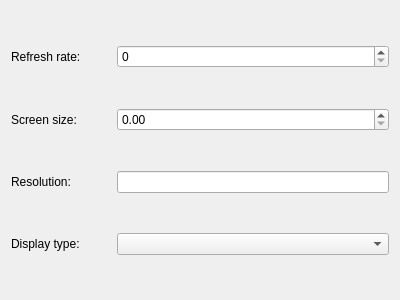
The window that addeditmonitorwidget.ui (szymon27/xkomx) describes before a commit, drawn with Qt 5.
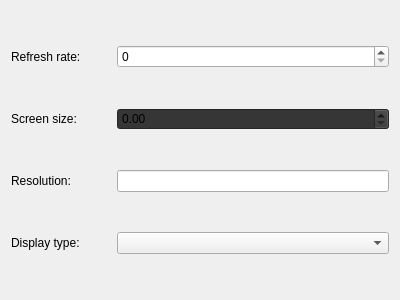
The same window after the commit.

The edit to the form file:
```diff
--- a/addeditmonitorwidget.ui
+++ b/addeditmonitorwidget.ui
@@ -66,7 +66,13 @@
       </widget>
      </item>
      <item>
-      <widget class="QDoubleSpinBox" name="sbxScreenSize"/>
+      <widget class="QDoubleSpinBox" name="sbxScreenSize">
+       <property name="styleSheet">
+        <string notr="true">QDoubleSpinBox{
+background-color:#363636;
+}</string>
+       </property>
+      </widget>
      </item>
     </layout>
    </item>
```
